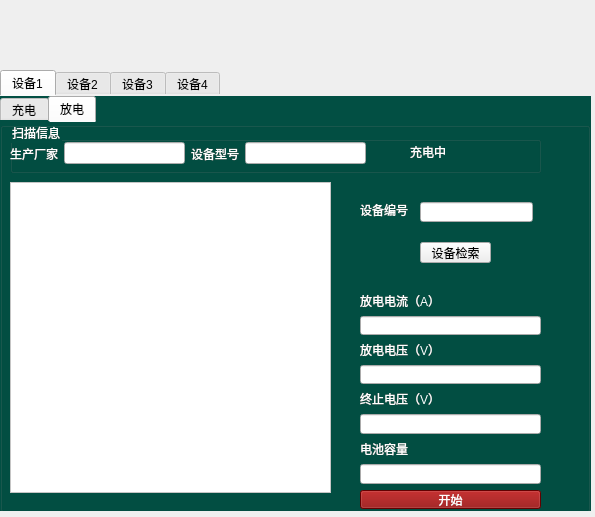
Above: jiemiang.ui from Paul099/Battery_inst_ljs before the change. Below: the same form after it.
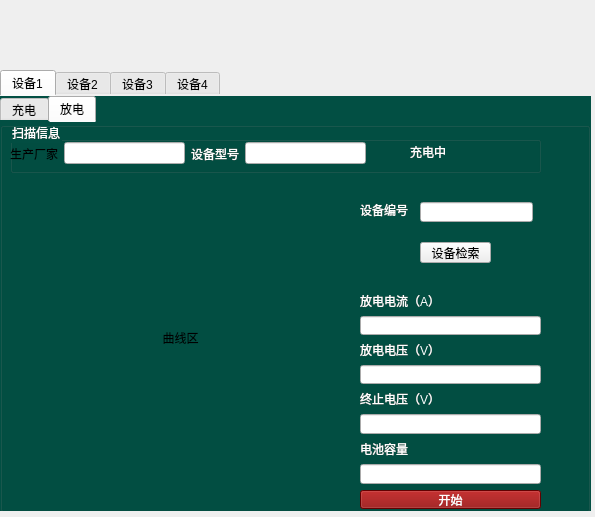
That is the form after the change. The open tabs and pages were chosen to show the change. Icons and pictures are not drawn.

Commit message: 生成曲线

What changed in the file:
```diff
--- a/jiemiang.ui
+++ b/jiemiang.ui
@@ -65,8 +65,7 @@
      <property name="styleSheet">
       <string notr="true">alternate-background-color: qlineargradient(spread:reflect, x1:0, y1:0, x2:1, y2:0, stop:0.0681818 rgba(80, 118, 149, 255), stop:1 rgba(255, 255, 255, 255));
 font: 11pt &quot;黑体&quot;;
-color: rgb(255, 255, 255);
-color: rgb(0, 0, 0);</string>
+</string>
      </property>
      <property name="currentIndex">
       <number>1</number>
@@ -390,9 +389,7 @@
           <item>
            <widget class="QLabel" name="label_102">
             <property name="styleSheet">
-             <string notr="true">font: 6pt &quot;Agency FB&quot;;
-font: 10pt &quot;Agency FB&quot;;
-color: rgb(255, 255, 255);</string>
+             <string notr="true">color: rgb(0, 0, 0);</string>
             </property>
             <property name="text">
              <string>生产厂家</string>
@@ -419,19 +416,6 @@
          </layout>
         </widget>
        </widget>
-       <widget class="QGraphicsView" name="F3_view_13">
-        <property name="geometry">
-         <rect>
-          <x>10</x>
-          <y>60</y>
-          <width>321</width>
-          <height>311</height>
-         </rect>
-        </property>
-        <property name="styleSheet">
-         <string notr="true">background-color: rgb(255, 255, 255);</string>
-        </property>
-       </widget>
        <widget class="QLineEdit" name="lineEdit_3">
         <property name="geometry">
          <rect>
@@ -572,6 +556,28 @@
          </item>
         </layout>
        </widget>
+       <widget class="QWidget" name="verticalLayoutWidget">
+        <property name="geometry">
+         <rect>
+          <x>10</x>
+          <y>60</y>
+          <width>341</width>
+          <height>311</height>
+         </rect>
+        </property>
+        <layout class="QVBoxLayout" name="verticalLayout_out1">
+         <item>
+          <widget class="QLabel" name="show_curve">
+           <property name="text">
+            <string>曲线区</string>
+           </property>
+           <property name="alignment">
+            <set>Qt::AlignCenter</set>
+           </property>
+          </widget>
+         </item>
+        </layout>
+       </widget>
       </widget>
      </widget>
     </widget>
```
Left out of the diff: 50 changed lines with no effect on the pictures. The commit also changes 5 other files.
